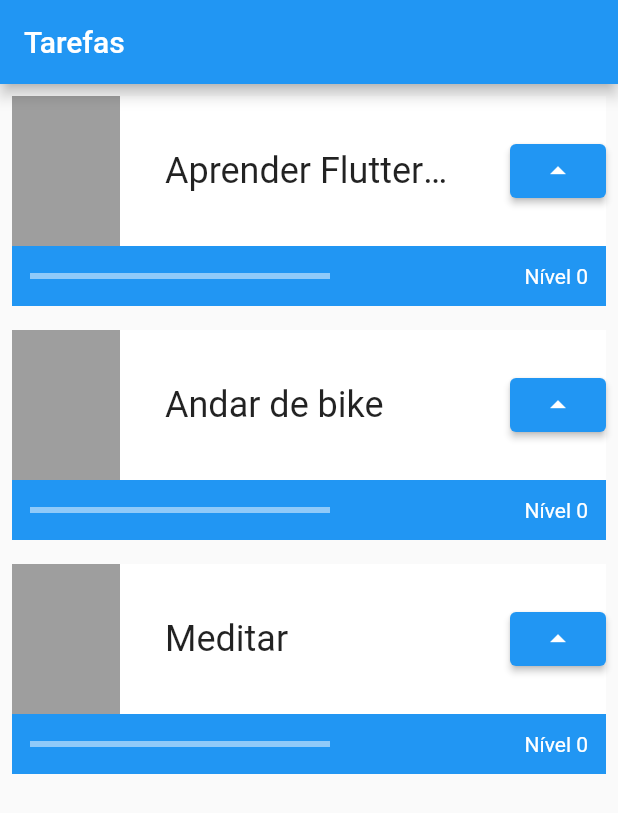
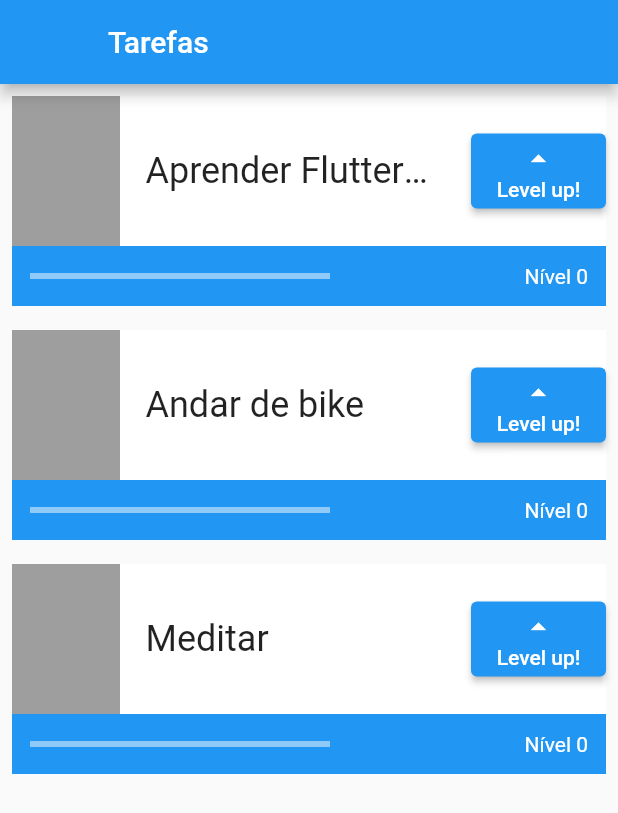
Before and after one commit to davimargelo/alura_flutter_1, a Flutter app: the screen it shows after launch, on a phone screen of 412 x 824 dp. Shown: the top 813 px of the screen. Run offline on Flutter 3.47's test engine with Material 2 defaults, Android fonts, the phone set to English and light mode, and no system bars.

Commit message:
added leading and button text

```diff
--- a/lib/main.dart
+++ b/lib/main.dart
@@ -20,6 +20,7 @@ class MyApp extends StatelessWidget {
       home: Scaffold(
         appBar: AppBar(
           title: const Text('Tarefas'),
+          leading: Container(),
         ),
         body: ListView(
           children: const [
@@ -74,13 +75,23 @@ class _TaskCardState extends State<TaskCard> {
                           fontSize: 24, overflow: TextOverflow.ellipsis),
                     ),
                   ),
-                  ElevatedButton(
-                      onPressed: () {
-                        setState(() {
-                          level++;
-                        });
-                      },
-                      child: const Icon(Icons.arrow_drop_up))
+                  Container(
+                    height: 50,
+                    width: 90,
+                    child: ElevatedButton(
+                        onPressed: () {
+                          setState(() {
+                            level++;
+                          });
+                        },
+                        child: Column(
+                          mainAxisAlignment: MainAxisAlignment.center,
+                          children: const [
+                            Icon(Icons.arrow_drop_up),
+                            Text('Level up!', textAlign: TextAlign.center,)
+                          ],
+                        )),
+                  )
                 ],
               ),
             ),
```
